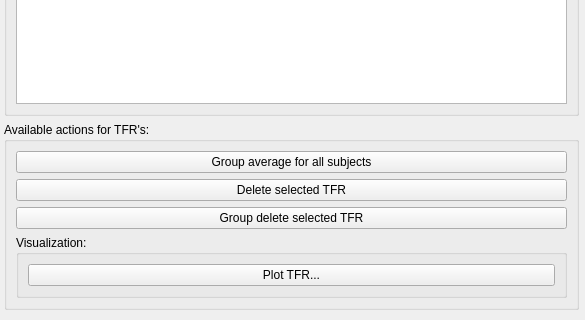
Above: designer_ui_files/mainWindowTabInducedUi.ui from cibr-jyu/meggie before the change; both pictures show x 412 to 997 and y 281 to 601 of the 997 by 601 pixel window. Below: the same form after it.
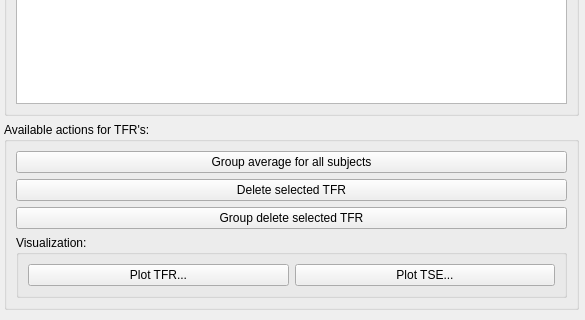
That is the form after the change.

Commit message: Add mock code for TSE plot

Patch:
```diff
--- a/designer_ui_files/mainWindowTabInducedUi.ui
+++ b/designer_ui_files/mainWindowTabInducedUi.ui
@@ -116,6 +116,13 @@
                 </property>
                </widget>
               </item>
+              <item>
+               <widget class="QPushButton" name="pushButtonPlotTSE">
+                <property name="text">
+                 <string>Plot TSE...</string>
+                </property>
+               </widget>
+              </item>
              </layout>
             </item>
            </layout>
```
The commit also changes 7 other files.
